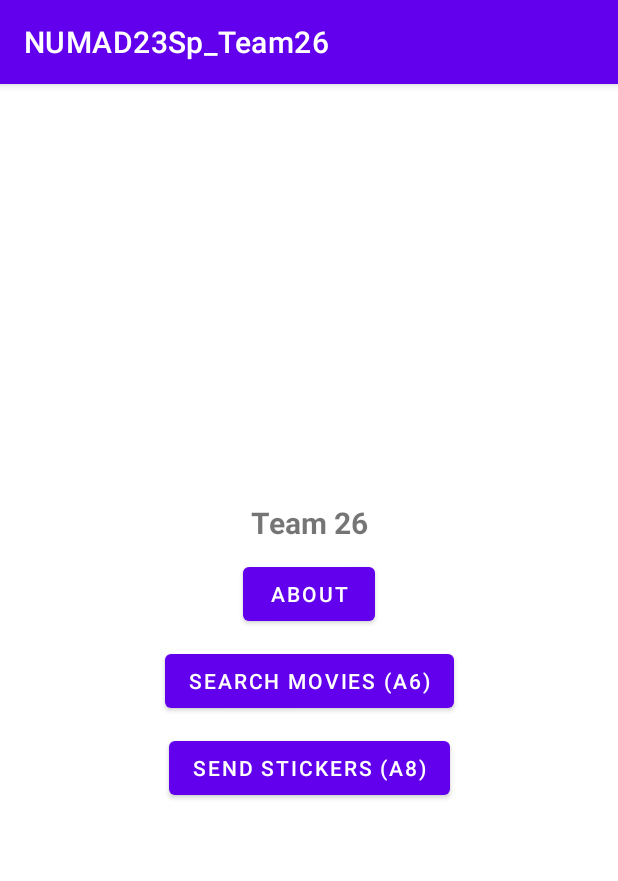
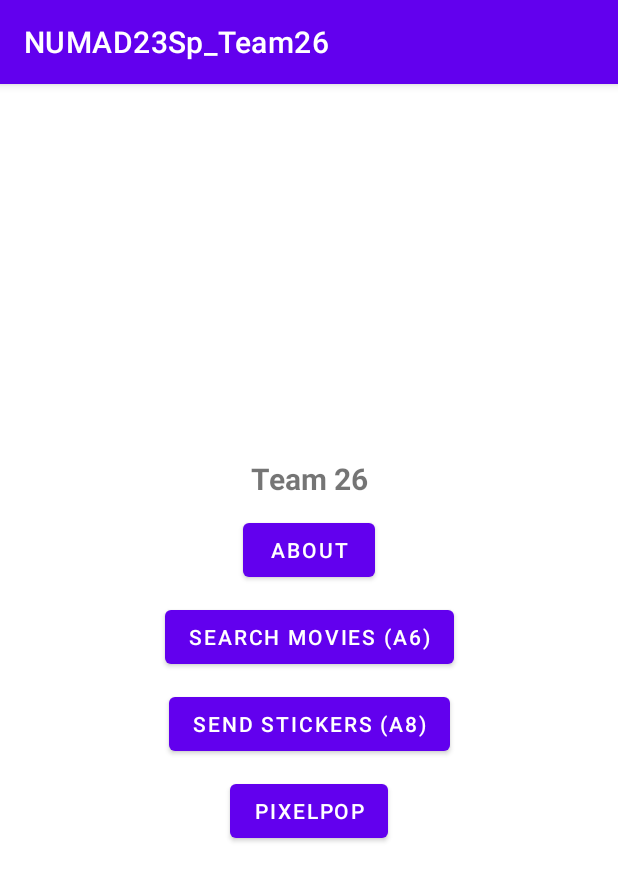
Before and after one commit to TylerPoff/pixel-pop, an Android app: the screen it shows after launch (MainActivity), on a phone screen of 412 x 824 dp. Shown: the top 881 px of the screen. Run offline under Robolectric (Android 15) with nearby library versions, the phone set to English and light mode, and no system bars.

Commit message:
pixelpop button added

```diff
--- a/app/src/main/java/edu/northeastern/numad23sp_team26/MainActivity.java
+++ b/app/src/main/java/edu/northeastern/numad23sp_team26/MainActivity.java
@@ -40,6 +40,9 @@ public class MainActivity extends AppCompatActivity {
 
         Button btnSticker = findViewById(R.id.btnSticker);
         btnSticker.setOnClickListener(v -> openActivitySticker());
+
+        Button btnPixelPop = findViewById(R.id.btnPixelPop);
+        btnSticker.setOnClickListener(v -> openActivityPixelPop());
     }
 
     public void openActivityAbout() {
@@ -56,4 +59,9 @@ public class MainActivity extends AppCompatActivity {
         Intent intent = new Intent(this, LoginActivity.class);
         startActivity(intent);
     }
+
+    public void openActivityPixelPop() {
+        Intent intent = new Intent(this, PixelPopLoginActivity.class);
+        startActivity(intent);
+    }
 }
--- a/app/src/main/res/layout/activity_main.xml
+++ b/app/src/main/res/layout/activity_main.xml
@@ -47,10 +47,21 @@
         android:layout_width="wrap_content"
         android:layout_height="wrap_content"
         android:text="@string/send_stickers_a8"
-        app:layout_constraintBottom_toBottomOf="parent"
+        app:layout_constraintBottom_toTopOf="@+id/btnPixelPop"
         app:layout_constraintEnd_toEndOf="parent"
         app:layout_constraintStart_toStartOf="parent"
         app:layout_constraintTop_toBottomOf="@+id/btnMovie"
         android:layout_marginBottom="10dp" />
 
+    <Button
+        android:id="@+id/btnPixelPop"
+        android:layout_width="wrap_content"
+        android:layout_height="wrap_content"
+        android:text="@string/main_activity_pixelpop_button"
+        app:layout_constraintBottom_toBottomOf="parent"
+        app:layout_constraintEnd_toEndOf="parent"
+        app:layout_constraintStart_toStartOf="parent"
+        app:layout_constraintTop_toBottomOf="@+id/btnSticker"
+        android:layout_marginBottom="10dp" />
+
 </androidx.constraintlayout.widget.ConstraintLayout>
--- a/app/src/main/res/values/strings.xml
+++ b/app/src/main/res/values/strings.xml
@@ -54,6 +54,7 @@
     <string name="pixelpop_login_email">Email</string>
     <string name="pixelpop_login_password">Password</string>
     <string name="pixelpop_login_dont_have_an_account">Don\'t have an account? Sign up</string>
+    <string name="main_activity_pixelpop_button">PixelPop</string>
 
 
 </resources>
```
